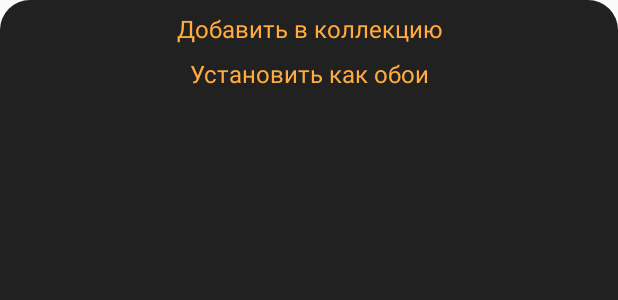
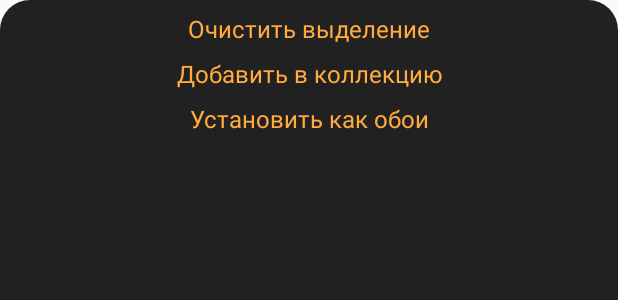
Before and after one commit to MasterGnak/WallpaperChanger, an Android app: the layout selection_menu_slide.xml on its own in the app's theme, with its tools: preview values and no code run, on a phone screen of 412 x 824 dp. Shown: the top 300 px of the screen. Run offline under Robolectric (Android 15) with nearby library versions, the phone set to English and light mode, and no system bars.

Commit message:
Добавил очистку выделения через меню

```diff
--- a/app/src/main/res/layout/selection_menu_slide.xml
+++ b/app/src/main/res/layout/selection_menu_slide.xml
@@ -13,7 +13,7 @@
                 android:layout_height="wrap_content"
                 app:layout_constraintEnd_toEndOf="parent"
                 app:layout_constraintStart_toStartOf="parent"
-                app:layout_constraintTop_toTopOf="parent"
+                app:layout_constraintTop_toBottomOf="@id/clear_selection"
                 android:text="@string/add_to_collection"
                 android:gravity="center"
                 android:textSize="@dimen/text_size"
@@ -24,11 +24,23 @@
                 android:layout_height="wrap_content"
                 app:layout_constraintEnd_toEndOf="parent"
                 app:layout_constraintStart_toStartOf="parent"
+                app:layout_constraintTop_toTopOf="parent"
+                android:text="@string/clear_selection"
+                android:gravity="center"
+                android:textSize="@dimen/text_size"
+                android:layout_marginTop="8dp"
+                android:id="@+id/clear_selection"/>
+        <TextView
+                android:layout_width="match_parent"
+                android:layout_height="wrap_content"
+                app:layout_constraintEnd_toEndOf="parent"
+                app:layout_constraintStart_toStartOf="parent"
                 app:layout_constraintTop_toBottomOf="@id/add_to_collection"
                 android:text="@string/set_as_wp"
                 android:gravity="center"
                 android:textSize="@dimen/text_size"
-                android:id="@+id/set_as_wp" android:layout_marginTop="8dp"/>
+                android:id="@+id/set_as_wp"
+                android:layout_marginTop="8dp"/>
         <Space
                 android:layout_width="match_parent"
                 android:layout_height="@dimen/menu_height"
--- a/app/src/main/res/values/dimens.xml
+++ b/app/src/main/res/values/dimens.xml
@@ -3,6 +3,6 @@
     <dimen name="stroke">2dp</dimen>
     <dimen name="tiny">4dp</dimen>
     <dimen name="menu_height">100dp</dimen>
-    <dimen name="menu_margin">-160dp</dimen>
+    <dimen name="menu_margin">-190dp</dimen>
     <dimen name="text_size">16sp</dimen>
 </resources>
--- a/app/src/main/res/values/strings.xml
+++ b/app/src/main/res/values/strings.xml
@@ -4,4 +4,5 @@
     <string name="ready">Готово</string>
     <string name="query_hint">Поиск...</string>
     <string name="add_to_collection">Добавить в коллекцию</string>
+    <string name="clear_selection">Очистить выделение</string>
 </resources>
```
Also changed, not shown: app/src/main/java/com/example/wallpaperchanger/selector/SelectionFragment.kt (+17 -11 lines).
